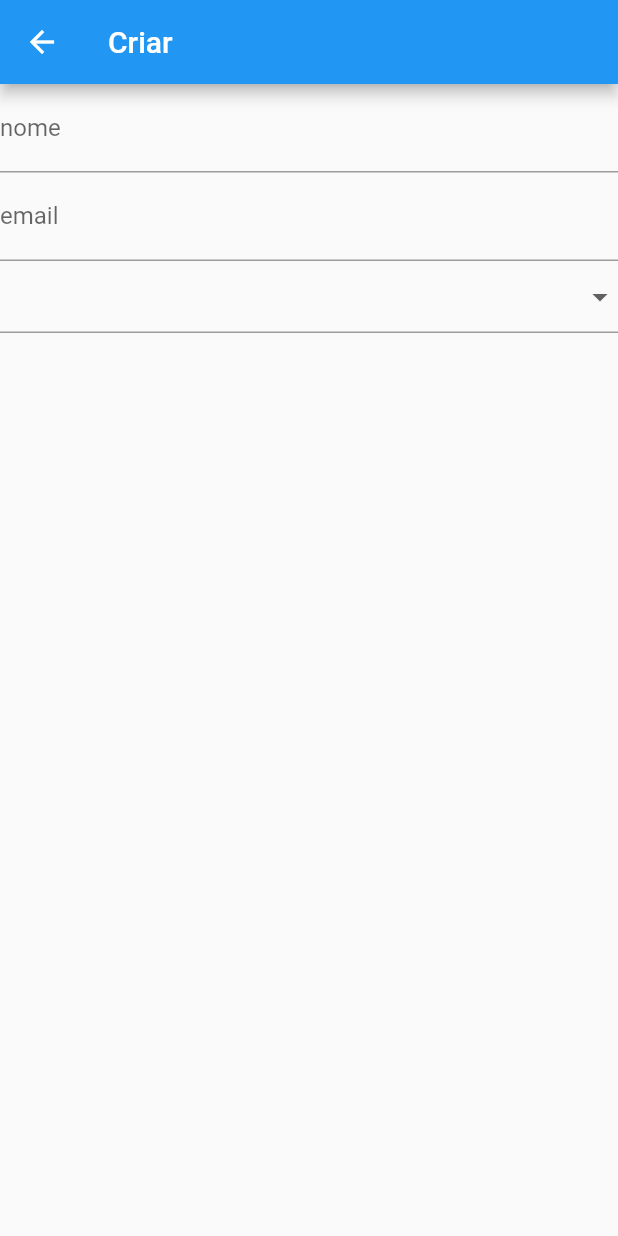
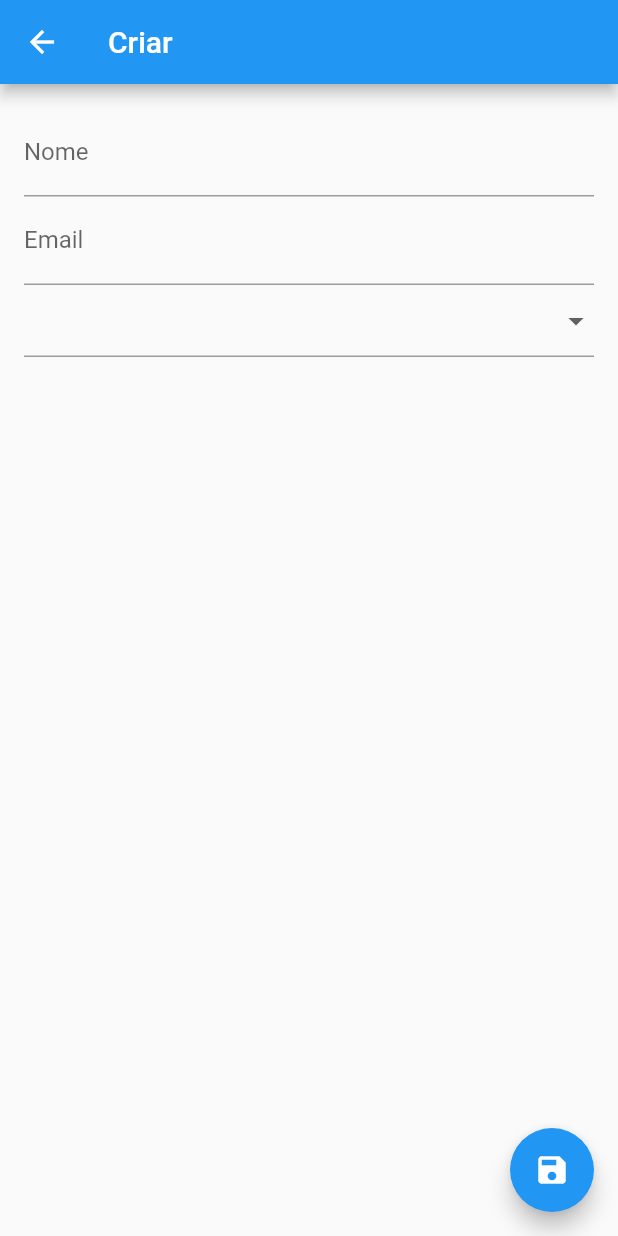
Before and after one commit to ericarodrigs/academy-semana-8, a Flutter app: the screen it shows after launch, after a tap on the "add" icon, on a phone screen of 412 x 824 dp. Run offline on Flutter 3.47's test engine with Material 2 defaults, Android fonts, the light colour scheme and no system bars; our stand-ins replace flutter_modular.

Commit message:
improving layout

```diff
--- a/lib/src/home_page.dart
+++ b/lib/src/home_page.dart
@@ -12,9 +12,9 @@ class HomePage extends StatefulWidget {
 
 class _HomePageState extends State<HomePage> {
   List<UserModel> listUsers = [
-    UserModel(id: 1, name: 'Erica', email: 'e@e.com', gender: 'female'),
-    UserModel(id: 2, name: 'Erica2', email: 'e2@e2.com', gender: 'female'),
-    UserModel(id: 3, name: 'Erica3', email: 'e3@e3.com', gender: 'female'),
+    UserModel(id: 1, name: 'EricaEricaEricaEricaEricaEricaErica', email: 'e@e.come@e.come@e.come@e.come@e.come@e.come@e.com', gender: 'Feminino'),
+    UserModel(id: 2, name: 'Erica2', email: 'e2@e2.come2@e2.come2@e2.come2@e2.come2@e2.come2@e2.com', gender: 'Feminino'),
+    UserModel(id: 3, name: 'Erica3', email: 'e3@e3.com', gender: 'Masculino'),
   ];
 
   @override
@@ -23,13 +23,15 @@ class _HomePageState extends State<HomePage> {
       appBar: AppBar(
         title: const Text('Usuários'),
       ),
-      body: ListView.builder(
+      body: GridView.builder(
           itemCount: listUsers.length,
           itemBuilder: (context, index) {
             return UserWidget(
               user: listUsers[index],
             );
-          }),
+          },
+          gridDelegate: const SliverGridDelegateWithFixedCrossAxisCount(
+              crossAxisCount: 2)),
       floatingActionButton: FloatingActionButton(
         onPressed: () {
           Modular.to.pushNamed('/create/');
--- a/lib/src/new_user_page.dart
+++ b/lib/src/new_user_page.dart
@@ -1,4 +1,5 @@
 import 'package:flutter/material.dart';
+import 'package:flutter_modular/flutter_modular.dart';
 
 class NewUserPage extends StatefulWidget {
   const NewUserPage({Key? key}) : super(key: key);
@@ -9,28 +10,34 @@ class NewUserPage extends StatefulWidget {
 
 class _NewUserPageState extends State<NewUserPage> {
   String dropdownValue = '';
+
   @override
   Widget build(BuildContext context) {
     return Scaffold(
       appBar: AppBar(
         title: const Text('Criar'),
       ),
-      body:           Column(
+      body: Padding(
+        padding: const EdgeInsets.all(16.0),
+        child: Column(
           crossAxisAlignment: CrossAxisAlignment.start,
           children: [
-          TextFormField(decoration: InputDecoration(labelText: 'nome'),),
-          TextFormField(decoration: InputDecoration(labelText: 'email'),),
+            TextFormField(
+              decoration: InputDecoration(labelText: 'Nome'),
+            ),
+            TextFormField(
+              decoration: InputDecoration(labelText: 'Email'),
+            ),
             DropdownButtonHideUnderline(
               child: DropdownButtonFormField(
                   isExpanded: true,
                   isDense: true,
                   decoration: const InputDecoration(
                     focusedBorder: OutlineInputBorder(
-                    borderSide:
-                    BorderSide(color: Colors.blue, width: 1.5),
+                      borderSide: BorderSide(color: Colors.blue, width: 1.5),
                     ),
                   ),
-                items: <String>['Feminino', 'Masculino', 'Outro']
+                  items: <String>['Feminino', 'Masculino']
                       .map<DropdownMenuItem<String>>((String value) {
                     return DropdownMenuItem<String>(
                       value: value,
@@ -48,6 +55,14 @@ class _NewUserPageState extends State<NewUserPage> {
             )
           ],
         ),
+      ),
+      floatingActionButton: FloatingActionButton(
+        onPressed: () {
+          Modular.to.navigate('/');
+        },
+        tooltip: 'Increment',
+        child: const Icon(Icons.save),
+      ), //
     );
   }
 }
--- a/lib/src/user_widget.dart
+++ b/lib/src/user_widget.dart
@@ -10,15 +10,14 @@ class UserWidget extends StatelessWidget {
   @override
   Widget build(BuildContext context) {
     return Padding(
-        padding: const EdgeInsets.all(8.0),
+        padding: const EdgeInsets.all(16.0),
         child: Card(
           shape: RoundedRectangleBorder(
             borderRadius: BorderRadius.circular(4.0),
           ),
-          color: Colors.grey,
+          color: const Color(0xFFF2F5FA),
           child: InkWell(
-            onTap: () =>
-                Modular.to.pushNamed('/update/', arguments: user),
+            onTap: () => Modular.to.pushNamed('/update/', arguments: user),
             onLongPress: () => showDialog<String>(
               context: context,
               builder: (BuildContext context) => AlertDialog(
@@ -37,20 +36,42 @@ class UserWidget extends StatelessWidget {
               ),
             ),
             child: Column(
-              mainAxisAlignment: MainAxisAlignment.spaceBetween,
+              crossAxisAlignment: CrossAxisAlignment.center,
               children: [
-                Column(
-                  crossAxisAlignment: CrossAxisAlignment.start,
-                  children: [
-                    const SizedBox(
-                      height: 200,
-                      width: 200,
-                      child: Icon(Icons.female),
+                SizedBox(
+                  height: 80,
+                  width: 80,
+                  child: Icon(
+                    user.gender == 'Feminino'
+                        ? Icons.woman
+                        : Icons.man,
+                    size: 80,
+                    color: user.gender == 'Feminino' ? Colors.purple : Colors.green,
+                  ),
+                ),
+                Padding(
+                  padding: const EdgeInsets.all(8.0),
+                  child: Text(
+                    user.name!,
+                    style: const TextStyle(
+                      fontSize: 18,
+                      fontWeight: FontWeight.w700,
                     ),
-                    Text(user.name!),
-                    Text(user.email!),
-                    Text(user.gender!),
-                  ],
+                    overflow: TextOverflow.ellipsis,
+                    maxLines: 1,
+                  ),
+                ),
+                Padding(
+                  padding: const EdgeInsets.all(8.0),
+                  child: Text(
+                    user.email!,
+                    style: const TextStyle(
+                      fontSize: 18,
+                      fontWeight: FontWeight.w500,
+                    ),
+                    overflow: TextOverflow.ellipsis,
+                    maxLines: 1,
+                  ),
                 ),
               ],
             ),
```
Also changed, not shown: lib/src/update_user_page.dart (+24 -6 lines). Lines whose indentation alone changed are shown as unchanged.
